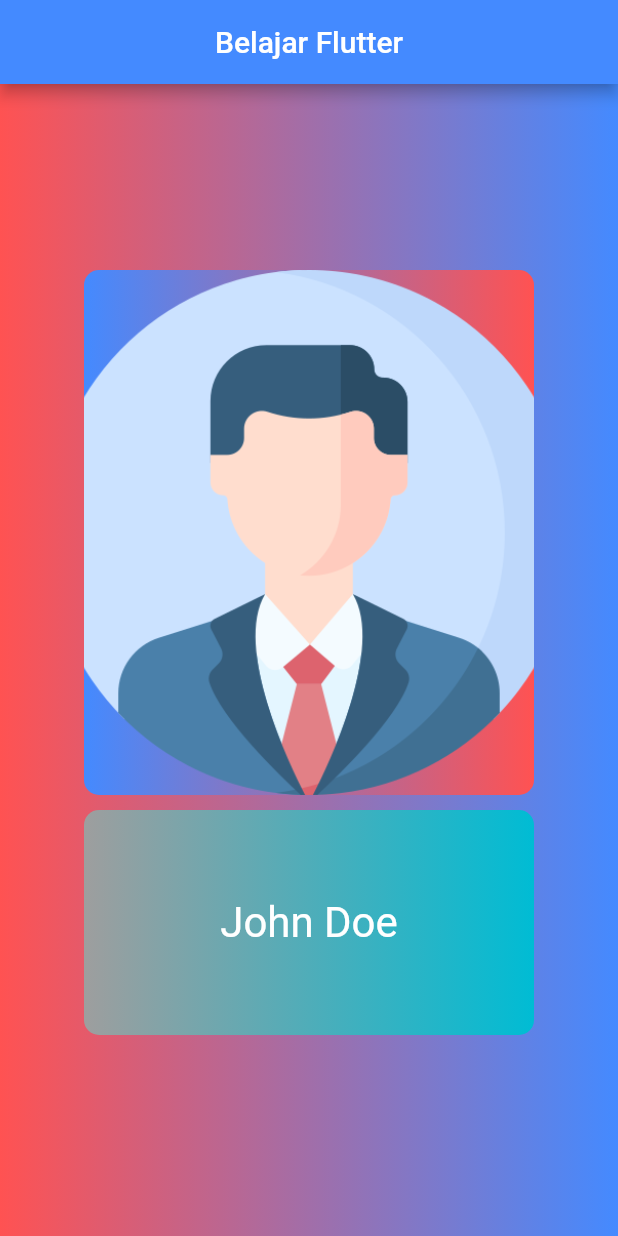
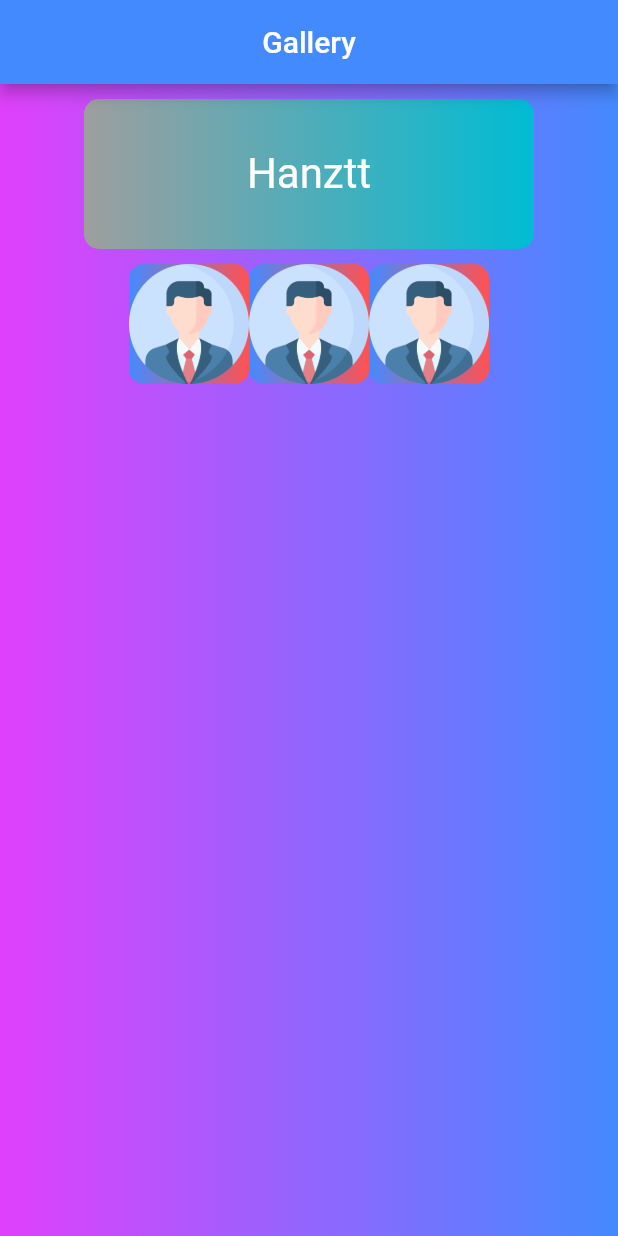
Before and after one commit to MuhammadFarhan200/belajar-flutter, a Flutter app: the screen it shows after launch, on a phone screen of 412 x 824 dp. Run offline on Flutter 3.47's test engine with Material 2 defaults, Android fonts, the phone set to English and light mode, and no system bars; Roboto replaces fonts that are missing (DancingScript).

Commit message:
Belajar Layouting Flutter

```diff
--- /dev/null
+++ b/lib/gallery.dart
@@ -0,0 +1,80 @@
+import 'package:flutter/material.dart';
+
+class Gallery extends StatelessWidget {
+  const Gallery({Key? key}) : super(key: key);
+
+  @override
+  Widget build(BuildContext context) {
+    return Container(
+      decoration: BoxDecoration(
+          gradient:
+              LinearGradient(colors: [Colors.purpleAccent, Colors.blueAccent])),
+      child: Row(
+        mainAxisAlignment: MainAxisAlignment.spaceEvenly,
+        children: [
+          Column(
+            mainAxisAlignment: MainAxisAlignment.start,
+            children: [
+              Container(
+                width: 300,
+                height: 100,
+                margin: EdgeInsets.all(10),
+                decoration: BoxDecoration(
+                    gradient:
+                        LinearGradient(colors: [Colors.grey, Colors.cyan]),
+                    borderRadius: BorderRadius.circular(10)),
+                child: Center(
+                  child: Text(
+                    "Hanztt",
+                    style: TextStyle(
+                        color: Colors.white,
+                        fontFamily: 'DancingScript',
+                        fontSize: 28),
+                  ),
+                ),
+              ),
+              Row(
+                mainAxisAlignment: MainAxisAlignment.center,
+                children: [
+                  Container(
+                    width: 80,
+                    height: 80,
+                    decoration: BoxDecoration(
+                        image: DecorationImage(
+                            image: AssetImage('assets/img/profile.png'),
+                            fit: BoxFit.cover),
+                        gradient: LinearGradient(
+                            colors: [Colors.blueAccent, Colors.redAccent]),
+                        borderRadius: BorderRadius.circular(10)),
+                  ),
+                  Container(
+                    width: 80,
+                    height: 80,
+                    decoration: BoxDecoration(
+                        image: DecorationImage(
+                            image: AssetImage('assets/img/profile.png'),
+                            fit: BoxFit.cover),
+                        gradient: LinearGradient(
+                            colors: [Colors.blueAccent, Colors.redAccent]),
+                        borderRadius: BorderRadius.circular(10)),
+                  ),
+                  Container(
+                    width: 80,
+                    height: 80,
+                    decoration: BoxDecoration(
+                        image: DecorationImage(
+                            image: AssetImage('assets/img/profile.png'),
+                            fit: BoxFit.cover),
+                        gradient: LinearGradient(
+                            colors: [Colors.blueAccent, Colors.redAccent]),
+                        borderRadius: BorderRadius.circular(10)),
+                  ),
+                ],
+              )
+            ],
+          ),
+        ],
+      ),
+    );
+  }
+}
--- a/lib/main.dart
+++ b/lib/main.dart
@@ -1,5 +1,7 @@
+import 'package:farhan/gallery.dart';
 import 'package:flutter/material.dart';
-import 'profile.dart';
+// import 'profile.dart';
+import 'gallery.dart';
 
 void main() {
   runApp(MyApp());
@@ -10,16 +12,17 @@ class MyApp extends StatelessWidget {
   @override
   Widget build(BuildContext context) {
     return MaterialApp(
+      // title: "Belajar Flutter",
       title: "Belajar Flutter",
       debugShowCheckedModeBanner: false,
       home: Scaffold(
         appBar: AppBar(
           backgroundColor: Colors.blueAccent,
           title: Center(
-            child: Text("Belajar Flutter"),
+            child: Text("Gallery"),
           ),
         ),
-        body: Profile(),
+        body: Gallery(),
       ),
     );
   }
--- a/lib/profile.dart
+++ b/lib/profile.dart
@@ -28,7 +28,7 @@ class Profile extends StatelessWidget {
               ),
               Container(
                 width: 300,
-                height: 150,
+                height: 100,
                 margin: EdgeInsets.all(10),
                 decoration: BoxDecoration(
                     gradient:
@@ -36,7 +36,7 @@ class Profile extends StatelessWidget {
                     borderRadius: BorderRadius.circular(10)),
                 child: Center(
                   child: Text(
-                    "John Doe",
+                    "Hanztt",
                     style: TextStyle(
                         color: Colors.white,
                         fontFamily: 'DancingScript',
@@ -44,6 +44,29 @@ class Profile extends StatelessWidget {
                   ),
                 ),
               ),
+              Row(
+                mainAxisAlignment: MainAxisAlignment.center,
+                children: [
+                  Container(
+                    height: 50,
+                    width: 50,
+                    color: Colors.amber,
+                    margin: EdgeInsets.all(20),
+                  ),
+                  Container(
+                    height: 50,
+                    width: 50,
+                    color: Colors.amber,
+                    margin: EdgeInsets.all(20),
+                  ),
+                  Container(
+                    height: 50,
+                    width: 50,
+                    color: Colors.amber,
+                    margin: EdgeInsets.all(20),
+                  ),
+                ],
+              )
             ],
           )
         ],
```
Also changed, not shown: assets/img/gambar2.png (added), assets/img/img-1.jpg (added), assets/img/img-3.jpg (added).
